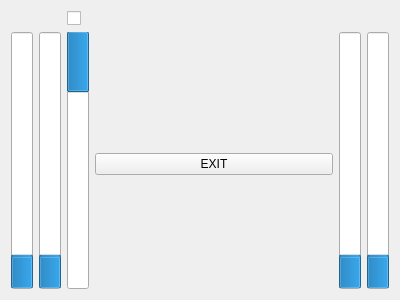
MrFrangipane/frangitron-raspberry, file src/mainwindow.ui: the form before one commit.
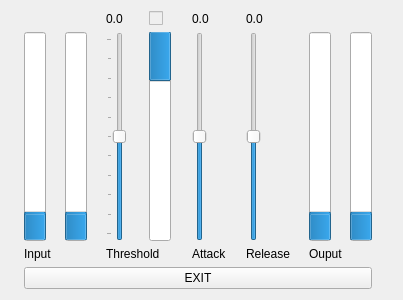
The form after the commit.

Commit message: remove public members (use statuses instead) / Comp Ui Controls

```diff
--- a/src/mainwindow.ui
+++ b/src/mainwindow.ui
@@ -6,7 +6,7 @@
    <rect>
     <x>0</x>
     <y>0</y>
-    <width>400</width>
+    <width>403</width>
     <height>300</height>
    </rect>
   </property>
@@ -19,7 +19,93 @@
 }</string>
   </property>
   <layout class="QGridLayout" name="gridLayout">
-   <item row="1" column="2" rowspan="3">
+   <item row="0" column="2">
+    <widget class="QLabel" name="labelCompTreshold">
+     <property name="text">
+      <string>0.0</string>
+     </property>
+    </widget>
+   </item>
+   <item row="0" column="3">
+    <widget class="QCheckBox" name="compGate">
+     <property name="enabled">
+      <bool>false</bool>
+     </property>
+     <property name="text">
+      <string/>
+     </property>
+    </widget>
+   </item>
+   <item row="1" column="0">
+    <widget class="QProgressBar" name="rmsInL">
+     <property name="maximum">
+      <number>200</number>
+     </property>
+     <property name="value">
+      <number>24</number>
+     </property>
+     <property name="textVisible">
+      <bool>false</bool>
+     </property>
+     <property name="orientation">
+      <enum>Qt::Vertical</enum>
+     </property>
+     <property name="format">
+      <string>%v</string>
+     </property>
+    </widget>
+   </item>
+   <item row="1" column="1">
+    <widget class="QProgressBar" name="rmsInR">
+     <property name="maximum">
+      <number>200</number>
+     </property>
+     <property name="value">
+      <number>24</number>
+     </property>
+     <property name="textVisible">
+      <bool>false</bool>
+     </property>
+     <property name="orientation">
+      <enum>Qt::Vertical</enum>
+     </property>
+     <property name="textDirection">
+      <enum>QProgressBar::BottomToTop</enum>
+     </property>
+     <property name="format">
+      <string>%v</string>
+     </property>
+    </widget>
+   </item>
+   <item row="1" column="2">
+    <widget class="QSlider" name="sliderCompThreshold">
+     <property name="minimum">
+      <number>-200</number>
+     </property>
+     <property name="maximum">
+      <number>0</number>
+     </property>
+     <property name="value">
+      <number>-100</number>
+     </property>
+     <property name="orientation">
+      <enum>Qt::Vertical</enum>
+     </property>
+     <property name="invertedAppearance">
+      <bool>false</bool>
+     </property>
+     <property name="invertedControls">
+      <bool>false</bool>
+     </property>
+     <property name="tickPosition">
+      <enum>QSlider::TicksAbove</enum>
+     </property>
+     <property name="tickInterval">
+      <number>20</number>
+     </property>
+    </widget>
+   </item>
+   <item row="1" column="3">
     <widget class="QProgressBar" name="compLevel">
      <property name="value">
       <number>24</number>
@@ -38,7 +124,39 @@
      </property>
     </widget>
    </item>
-   <item row="1" column="4" rowspan="3">
+   <item row="1" column="4">
+    <widget class="QSlider" name="sliderCompAttack">
+     <property name="minimum">
+      <number>1</number>
+     </property>
+     <property name="maximum">
+      <number>1000</number>
+     </property>
+     <property name="value">
+      <number>500</number>
+     </property>
+     <property name="orientation">
+      <enum>Qt::Vertical</enum>
+     </property>
+    </widget>
+   </item>
+   <item row="1" column="5">
+    <widget class="QSlider" name="sliderCompRelease">
+     <property name="minimum">
+      <number>1</number>
+     </property>
+     <property name="maximum">
+      <number>1000</number>
+     </property>
+     <property name="value">
+      <number>500</number>
+     </property>
+     <property name="orientation">
+      <enum>Qt::Vertical</enum>
+     </property>
+    </widget>
+   </item>
+   <item row="1" column="6">
     <widget class="QProgressBar" name="rmsOutL">
      <property name="maximum">
       <number>200</number>
@@ -54,103 +172,78 @@
      </property>
     </widget>
    </item>
-   <item row="2" column="3">
+   <item row="1" column="7">
+    <widget class="QProgressBar" name="rmsOutR">
+     <property name="maximum">
+      <number>200</number>
+     </property>
+     <property name="value">
+      <number>24</number>
+     </property>
+     <property name="textVisible">
+      <bool>false</bool>
+     </property>
+     <property name="orientation">
+      <enum>Qt::Vertical</enum>
+     </property>
+     <property name="invertedAppearance">
+      <bool>false</bool>
+     </property>
+    </widget>
+   </item>
+   <item row="2" column="0" colspan="2">
+    <widget class="QLabel" name="input">
+     <property name="text">
+      <string>Input</string>
+     </property>
+    </widget>
+   </item>
+   <item row="2" column="4">
+    <widget class="QLabel" name="attack">
+     <property name="text">
+      <string>Attack</string>
+     </property>
+    </widget>
+   </item>
+   <item row="2" column="5">
+    <widget class="QLabel" name="release">
+     <property name="text">
+      <string>Release</string>
+     </property>
+    </widget>
+   </item>
+   <item row="2" column="6" colspan="2">
+    <widget class="QLabel" name="output">
+     <property name="text">
+      <string>Ouput</string>
+     </property>
+    </widget>
+   </item>
+   <item row="3" column="0" colspan="8">
     <widget class="QPushButton" name="exit">
      <property name="text">
       <string>EXIT</string>
      </property>
     </widget>
    </item>
-   <item row="1" column="3">
-    <spacer name="verticalSpacer">
-     <property name="orientation">
-      <enum>Qt::Vertical</enum>
+   <item row="2" column="2" colspan="2">
+    <widget class="QLabel" name="threshold">
+     <property name="text">
+      <string>Threshold</string>
      </property>
-     <property name="sizeHint" stdset="0">
-      <size>
-       <width>20</width>
-       <height>40</height>
-      </size>
-     </property>
-    </spacer>
-   </item>
-   <item row="1" column="1" rowspan="3">
-    <widget class="QProgressBar" name="rmsInR">
-     <property name="maximum">
-      <number>200</number>
-     </property>
-     <property name="value">
-      <number>24</number>
-     </property>
-     <property name="textVisible">
-      <bool>false</bool>
-     </property>
-     <property name="orientation">
-      <enum>Qt::Vertical</enum>
-     </property>
-     <property name="textDirection">
-      <enum>QProgressBar::BottomToTop</enum>
-     </property>
-     <property name="format">
-      <string>%v</string>
-     </property>
     </widget>
    </item>
-   <item row="1" column="0" rowspan="3">
-    <widget class="QProgressBar" name="rmsInL">
-     <property name="maximum">
-      <number>200</number>
+   <item row="0" column="4">
+    <widget class="QLabel" name="labelCompAttack">
+     <property name="text">
+      <string>0.0</string>
      </property>
-     <property name="value">
-      <number>24</number>
-     </property>
-     <property name="textVisible">
-      <bool>false</bool>
-     </property>
-     <property name="orientation">
-      <enum>Qt::Vertical</enum>
-     </property>
-     <property name="format">
-      <string>%v</string>
-     </property>
     </widget>
    </item>
-   <item row="1" column="5" rowspan="3">
-    <widget class="QProgressBar" name="rmsOutR">
-     <property name="maximum">
-      <number>200</number>
-     </property>
-     <property name="value">
-      <number>24</number>
-     </property>
-     <property name="textVisible">
-      <bool>false</bool>
-     </property>
-     <property name="orientation">
-      <enum>Qt::Vertical</enum>
-     </property>
-     <property name="invertedAppearance">
-      <bool>false</bool>
-     </property>
-    </widget>
-   </item>
-   <item row="3" column="3">
-    <spacer name="verticalSpacer_2">
-     <property name="orientation">
-      <enum>Qt::Vertical</enum>
-     </property>
-     <property name="sizeHint" stdset="0">
-      <size>
-       <width>20</width>
-       <height>40</height>
-      </size>
-     </property>
-    </spacer>
-   </item>
-   <item row="0" column="2">
-    <widget class="QCheckBox" name="compGate">
+   <item row="0" column="5">
+    <widget class="QLabel" name="labelCompRelease">
      <property name="text">
-      <string/>
+      <string>0.0</string>
      </property>
     </widget>
    </item>
```
Left out of the diff: 7 changed lines with no effect on the pictures. The commit also changes 7 other files.
